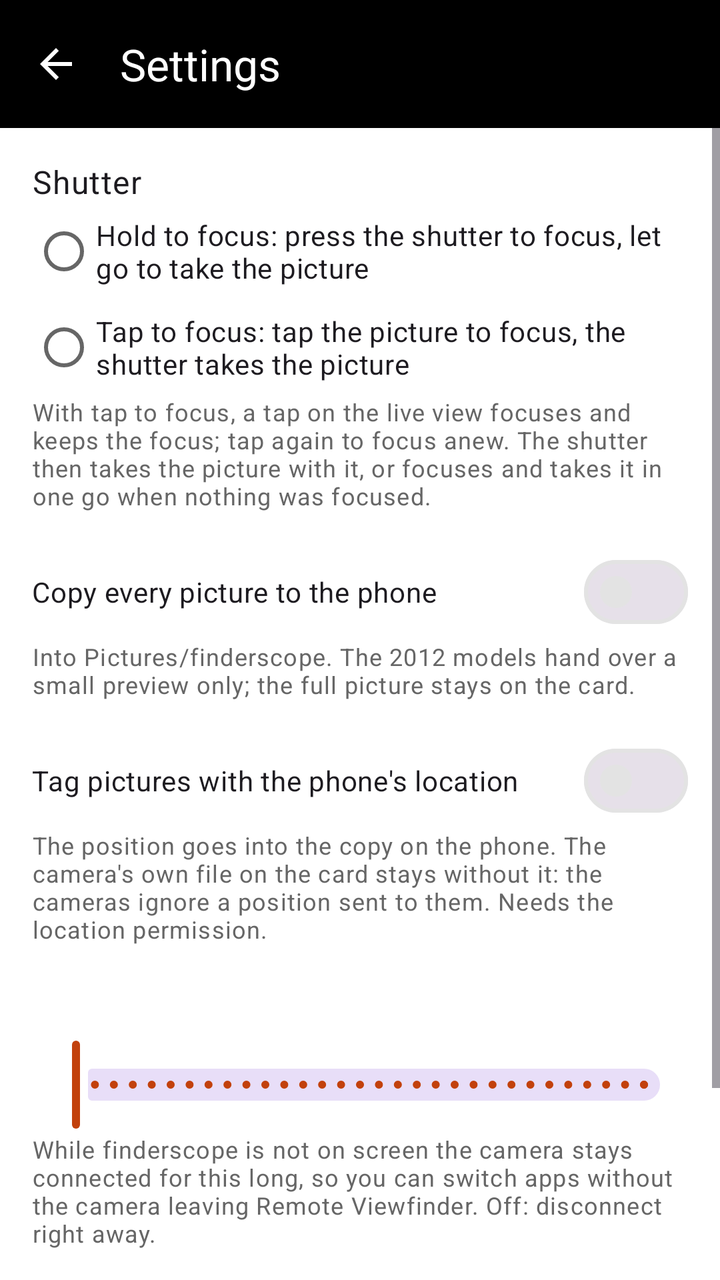
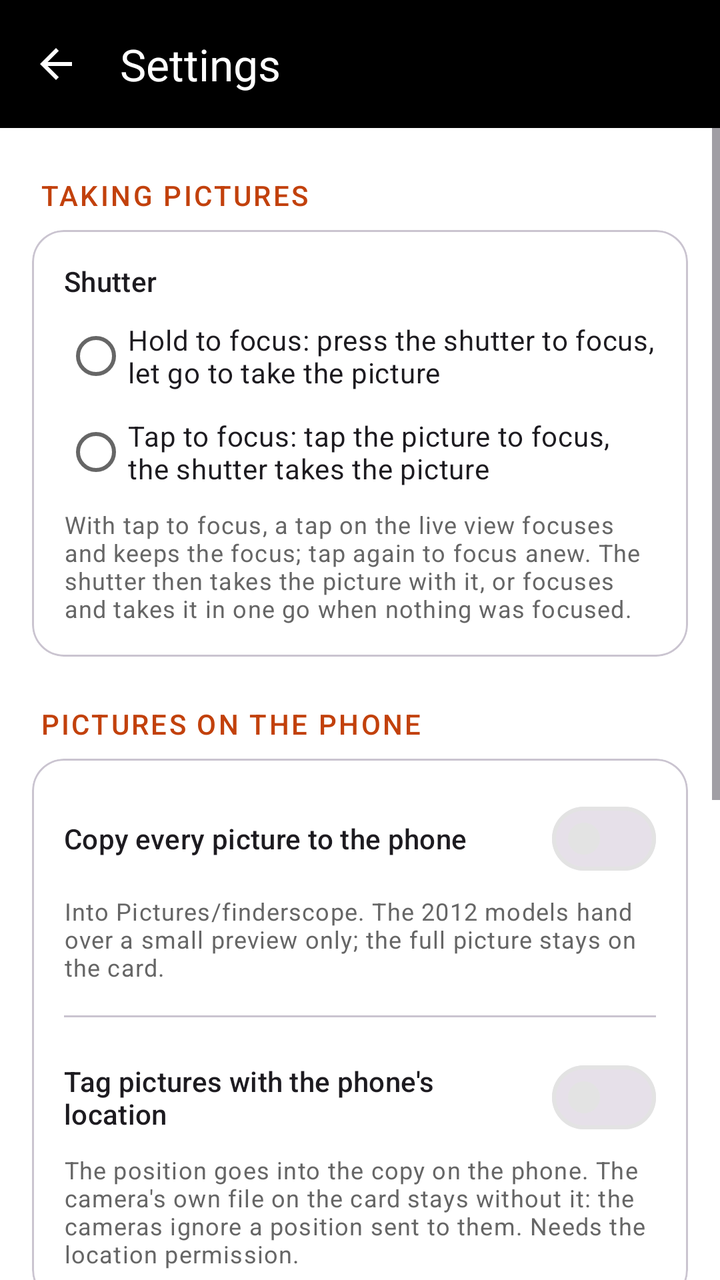

The first picture is an Android layout as it rendered before a commit; the second is the same layout after the commit. The layout source and the unified diff follow.
<!-- AndroidManifest.xml: application theme Theme.Finderscope -->
<!-- res/layout/activity_settings.xml -->
<?xml version="1.0" encoding="utf-8"?>
<LinearLayout xmlns:android="http://schemas.android.com/apk/res/android"
    xmlns:app="http://schemas.android.com/apk/res-auto"
    android:id="@+id/root"
    android:layout_width="match_parent"
    android:layout_height="match_parent"
    android:background="?attr/colorSurface"
    android:orientation="vertical">

    <com.google.android.material.appbar.MaterialToolbar
        android:id="@+id/toolbar"
        style="@style/Widget.Finderscope.Toolbar"
        android:layout_width="match_parent"
        android:layout_height="wrap_content"
        android:minHeight="?attr/actionBarSize"
        app:navigationIcon="@drawable/ic_back"
        app:title="@string/settings" />

    <ScrollView
        android:layout_width="match_parent"
        android:layout_height="match_parent">

        <LinearLayout
            android:layout_width="match_parent"
            android:layout_height="wrap_content"
            android:orientation="vertical"
            android:padding="16dp">

            <TextView
                android:layout_width="match_parent"
                android:layout_height="wrap_content"
                android:text="@string/shutter_title"
                android:textAppearance="?attr/textAppearanceBodyLarge" />

            <RadioGroup
                android:id="@+id/shutterMode"
                android:layout_width="match_parent"
                android:layout_height="wrap_content">

                <com.google.android.material.radiobutton.MaterialRadioButton
                    android:id="@+id/shutterHold"
                    android:layout_width="match_parent"
                    android:layout_height="wrap_content"
                    android:text="@string/shutter_hold" />

                <com.google.android.material.radiobutton.MaterialRadioButton
                    android:id="@+id/shutterTap"
                    android:layout_width="match_parent"
                    android:layout_height="wrap_content"
                    android:text="@string/shutter_tap" />
            </RadioGroup>

            <TextView
                android:layout_width="match_parent"
                android:layout_height="wrap_content"
                android:layout_marginBottom="16dp"
                android:text="@string/shutter_mode_hint"
                android:textAppearance="?attr/textAppearanceBodySmall"
                android:textColor="?attr/colorOnSurfaceVariant" />

            <com.google.android.material.materialswitch.MaterialSwitch
                android:id="@+id/savePictures"
                android:layout_width="match_parent"
                android:layout_height="wrap_content"
                android:text="@string/save_pictures" />

            <TextView
                android:layout_width="match_parent"
                android:layout_height="wrap_content"
                android:text="@string/save_pictures_hint"
                android:textAppearance="?attr/textAppearanceBodySmall"
                android:textColor="?attr/colorOnSurfaceVariant" />

            <com.google.android.material.materialswitch.MaterialSwitch
                android:id="@+id/gpsTag"
                android:layout_width="match_parent"
                android:layout_height="wrap_content"
                android:layout_marginTop="16dp"
                android:text="@string/gps_tag" />

            <TextView
                android:layout_width="match_parent"
                android:layout_height="wrap_content"
                android:text="@string/gps_tag_hint"
                android:textAppearance="?attr/textAppearanceBodySmall"
                android:textColor="?attr/colorOnSurfaceVariant" />

            <TextView
                android:id="@+id/awayLabel"
                android:layout_width="match_parent"
                android:layout_height="wrap_content"
                android:layout_marginTop="24dp"
                android:textAppearance="?attr/textAppearanceBodyLarge" />

            <com.google.android.material.slider.Slider
                android:id="@+id/awayMinutes"
                android:layout_width="match_parent"
                android:layout_height="wrap_content"
                android:contentDescription="@string/away_title"
                android:stepSize="1"
                android:valueFrom="0"
                android:valueTo="30" />

            <TextView
                android:layout_width="match_parent"
                android:layout_height="wrap_content"
                android:text="@string/away_hint"
                android:textAppearance="?attr/textAppearanceBodySmall"
                android:textColor="?attr/colorOnSurfaceVariant" />

            <TextView
                android:id="@+id/version"
                android:layout_width="match_parent"
                android:layout_height="wrap_content"
                android:layout_marginTop="32dp"
                android:textAppearance="?attr/textAppearanceBodySmall"
                android:textColor="?attr/colorOnSurfaceVariant" />

            <TextView
                android:layout_width="match_parent"
                android:layout_height="wrap_content"
                android:layout_marginTop="8dp"
                android:text="@string/disclaimer"
                android:textAppearance="?attr/textAppearanceBodySmall"
                android:textColor="?attr/colorOnSurfaceVariant" />
        </LinearLayout>
    </ScrollView>
</LinearLayout>
<!-- resources referenced by this layout -->
<resources>
  <string name="away_hint">While finderscope is not on screen the camera stays connected for this long, so you can switch apps without the camera leaving Remote Viewfinder. Off: disconnect right away.</string>
  <string name="away_title">Stay connected in the background</string>
  <string name="disclaimer">finderscope is an independent open-source project. It has no relation to Samsung Electronics and is neither endorsed nor supported by them. Camera names only say which cameras it works with.</string>
  <string name="gps_tag">Tag pictures with the phone\'s location</string>
  <string name="gps_tag_hint">The position goes into the copy on the phone. The camera\'s own file on the card stays without it: the cameras ignore a position sent to them. Needs the location permission.</string>
  <string name="save_pictures">Copy every picture to the phone</string>
  <string name="save_pictures_hint">Into Pictures/finderscope. The 2012 models hand over a small preview only; the full picture stays on the card.</string>
  <string name="settings">Settings</string>
  <string name="shutter_hold">Hold to focus: press the shutter to focus, let go to take the picture</string>
  <string name="shutter_mode_hint">With tap to focus, a tap on the live view focuses and keeps the focus; tap again to focus anew. The shutter then takes the picture with it, or focuses and takes it in one go when nothing was focused.</string>
  <string name="shutter_tap">Tap to focus: tap the picture to focus, the shutter takes the picture</string>
  <string name="shutter_title">Shutter</string>
  <color name="finder_bg">#000000</color>
  <color name="finder_fg">#FFFFFF</color>
  <style name="ThemeOverlay.Finderscope.Toolbar" parent="ThemeOverlay.Material3.Dark">
          <item name="colorControlNormal">@color/finder_fg</item>
          <item name="colorOnSurface">@color/finder_fg</item>
      </style>
  <color name="primary">#C2410C</color>
  <color name="on_primary">#FFFFFF</color>
  <color name="primary_container">#FFE3D3</color>
  <color name="on_primary_container">#4A1503</color>
  <color name="surface">#FFFFFF</color>
  <color name="on_surface">#1A1A1A</color>
  <color name="surface_container">#F7F7F7</color>
  <color name="on_surface_variant">#666666</color>
  <color name="outline">#E3E3E3</color>
  <color name="error">#C62828</color>
  <!-- unchanged entries left out for length: 3 -->
</resources>

<!-- the commit's change to res/layout/activity_settings.xml (unified diff, before → after) -->
@@ -24,105 +24,167 @@
             android:layout_width="match_parent"
             android:layout_height="wrap_content"
             android:orientation="vertical"
-            android:padding="16dp">
+            android:paddingHorizontal="16dp"
+            android:paddingBottom="24dp">
 
+            
             <TextView
-                android:layout_width="match_parent"
-                android:layout_height="wrap_content"
-                android:text="@string/shutter_title"
-                android:textAppearance="?attr/textAppearanceBodyLarge" />
+                style="@style/Finderscope.SettingsHeading"
+                android:text="@string/section_shutter" />
 
-            <RadioGroup
-                android:id="@+id/shutterMode"
-                android:layout_width="match_parent"
-                android:layout_height="wrap_content">
+            <com.google.android.material.card.MaterialCardView style="@style/Finderscope.SettingsCard">
 
-                <com.google.android.material.radiobutton.MaterialRadioButton
-                    android:id="@+id/shutterHold"
+                <LinearLayout
                     android:layout_width="match_parent"
                     android:layout_height="wrap_content"
-                    android:text="@string/shutter_hold" />
+                    android:orientation="vertical"
+                    android:padding="16dp">
 
-                <com.google.android.material.radiobutton.MaterialRadioButton
-                    android:id="@+id/shutterTap"
+                    <TextView
+                        android:layout_width="match_parent"
+                        android:layout_height="wrap_content"
+                        android:text="@string/shutter_title"
+                        android:textAppearance="?attr/textAppearanceTitleSmall" />
+
+                    <RadioGroup
+                        android:id="@+id/shutterMode"
+                        android:layout_width="match_parent"
+                        android:layout_height="wrap_content"
+                        android:layout_marginTop="4dp">
+
+                        <com.google.android.material.radiobutton.MaterialRadioButton
+                            android:id="@+id/shutterHold"
+                            android:layout_width="match_parent"
+                            android:layout_height="wrap_content"
+                            android:text="@string/shutter_hold" />
+
+                        <com.google.android.material.radiobutton.MaterialRadioButton
+                            android:id="@+id/shutterTap"
+                            android:layout_width="match_parent"
+                            android:layout_height="wrap_content"
+                            android:text="@string/shutter_tap" />
+                    </RadioGroup>
+
+                    <TextView
+                        style="@style/Finderscope.SettingsHint"
+                        android:text="@string/shutter_mode_hint" />
+                </LinearLayout>
+            </com.google.android.material.card.MaterialCardView>
+
+            
+            <TextView
+                style="@style/Finderscope.SettingsHeading"
+                android:text="@string/section_pictures" />
+
+            <com.google.android.material.card.MaterialCardView style="@style/Finderscope.SettingsCard">
+
+                <LinearLayout
                     android:layout_width="match_parent"
                     android:layout_height="wrap_content"
-                    android:text="@string/shutter_tap" />
-            </RadioGroup>
+                    android:orientation="vertical">
 
+                    <LinearLayout
+                        android:layout_width="match_parent"
+                        android:layout_height="wrap_content"
+                        android:orientation="vertical"
+                        android:padding="16dp">
+
+                        <com.google.android.material.materialswitch.MaterialSwitch
+                            android:id="@+id/savePictures"
+                            android:layout_width="match_parent"
+                            android:layout_height="wrap_content"
+                            android:text="@string/save_pictures"
+                            android:textAppearance="?attr/textAppearanceTitleSmall" />
+
+                        <TextView
+                            style="@style/Finderscope.SettingsHint"
+                            android:text="@string/save_pictures_hint" />
+                    </LinearLayout>
+
+                    <com.google.android.material.divider.MaterialDivider
+                        android:layout_width="match_parent"
+                        android:layout_height="wrap_content"
+                        app:dividerInsetEnd="16dp"
+                        app:dividerInsetStart="16dp" />
+
+                    <LinearLayout
+                        android:layout_width="match_parent"
+                        android:layout_height="wrap_content"
+                        android:orientation="vertical"
+                        android:padding="16dp">
+
+                        <com.google.android.material.materialswitch.MaterialSwitch
+                            android:id="@+id/gpsTag"
+                            android:layout_width="match_parent"
+                            android:layout_height="wrap_content"
+                            android:text="@string/gps_tag"
+                            android:textAppearance="?attr/textAppearanceTitleSmall" />
+
+                        <TextView
+                            style="@style/Finderscope.SettingsHint"
+                            android:text="@string/gps_tag_hint" />
+                    </LinearLayout>
+                </LinearLayout>
+            </com.google.android.material.card.MaterialCardView>
+
+            
             <TextView
-                android:layout_width="match_parent"
-                android:layout_height="wrap_content"
-                android:layout_marginBottom="16dp"
-                android:text="@string/shutter_mode_hint"
-                android:textAppearance="?attr/textAppearanceBodySmall"
-                android:textColor="?attr/colorOnSurfaceVariant" />
+                style="@style/Finderscope.SettingsHeading"
+                android:text="@string/section_connection" />
 
-            <com.google.android.material.materialswitch.MaterialSwitch
-                android:id="@+id/savePictures"
-                android:layout_width="match_parent"
-                android:layout_height="wrap_content"
-                android:text="@string/save_pictures" />
+            <com.google.android.material.card.MaterialCardView style="@style/Finderscope.SettingsCard">
 
+                <LinearLayout
+                    android:layout_width="match_parent"
+                    android:layout_height="wrap_content"
+                    android:orientation="vertical"
+                    android:padding="16dp">
+
+                    <TextView
+                        android:id="@+id/awayLabel"
+                        android:layout_width="match_parent"
+                        android:layout_height="wrap_content"
+                        android:textAppearance="?attr/textAppearanceTitleSmall" />
+
+                    <com.google.android.material.slider.Slider
+                        android:id="@+id/awayMinutes"
+                        android:layout_width="match_parent"
+                        android:layout_height="wrap_content"
+                        android:contentDescription="@string/away_title"
+                        android:stepSize="1"
+                        android:valueFrom="0"
+                        android:valueTo="30" />
+
+                    <TextView
+                        style="@style/Finderscope.SettingsHint"
+                        android:text="@string/away_hint" />
+                </LinearLayout>
+            </com.google.android.material.card.MaterialCardView>
+
+            
             <TextView
-                android:layout_width="match_parent"
-                android:layout_height="wrap_content"
-                android:text="@string/save_pictures_hint"
-                android:textAppearance="?attr/textAppearanceBodySmall"
-                android:textColor="?attr/colorOnSurfaceVariant" />
+                style="@style/Finderscope.SettingsHeading"
+                android:text="@string/section_about" />
 
-            <com.google.android.material.materialswitch.MaterialSwitch
-                android:id="@+id/gpsTag"
-                android:layout_width="match_parent"
-                android:layout_height="wrap_content"
-                android:layout_marginTop="16dp"
-                android:text="@string/gps_tag" />
+            <com.google.android.material.card.MaterialCardView style="@style/Finderscope.SettingsCard">
 
-            <TextView
-                android:layout_width="match_parent"
-                android:layout_height="wrap_content"
-                android:text="@string/gps_tag_hint"
-                android:textAppearance="?attr/textAppearanceBodySmall"
-                android:textColor="?attr/colorOnSurfaceVariant" />
+                <LinearLayout
+                    android:layout_width="match_parent"
+                    android:layout_height="wrap_content"
+                    android:orientation="vertical"
+                    android:padding="16dp">
 
-            <TextView
-                android:id="@+id/awayLabel"
-                android:layout_width="match_parent"
-                android:layout_height="wrap_content"
-                android:layout_marginTop="24dp"
-                android:textAppearance="?attr/textAppearanceBodyLarge" />
+                    <TextView
+                        android:id="@+id/version"
+                        android:layout_width="match_parent"
+                        android:layout_height="wrap_content"
+                        android:textAppearance="?attr/textAppearanceTitleSmall" />
 
-            <com.google.android.material.slider.Slider
-                android:id="@+id/awayMinutes"
-                android:layout_width="match_parent"
-                android:layout_height="wrap_content"
-                android:contentDescription="@string/away_title"
-                android:stepSize="1"
-                android:valueFrom="0"
-                android:valueTo="30" />
-
-            <TextView
-                android:layout_width="match_parent"
-                android:layout_height="wrap_content"
-                android:text="@string/away_hint"
-                android:textAppearance="?attr/textAppearanceBodySmall"
-                android:textColor="?attr/colorOnSurfaceVariant" />
-
-            <TextView
-                android:id="@+id/version"
-                android:layout_width="match_parent"
-                android:layout_height="wrap_content"
-                android:layout_marginTop="32dp"
-                android:textAppearance="?attr/textAppearanceBodySmall"
-                android:textColor="?attr/colorOnSurfaceVariant" />
-
-            <TextView
-                android:layout_width="match_parent"
-                android:layout_height="wrap_content"
-                android:layout_marginTop="8dp"
-                android:text="@string/disclaimer"
-                android:textAppearance="?attr/textAppearanceBodySmall"
-                android:textColor="?attr/colorOnSurfaceVariant" />
+                    <TextView
+                        style="@style/Finderscope.SettingsHint"
+                        android:text="@string/disclaimer" />
+                </LinearLayout>
+            </com.google.android.material.card.MaterialCardView>
         </LinearLayout>
     </ScrollView>
 </LinearLayout>
<!-- resource entries referenced after the edit -->
@@ -7,11 +7,39 @@
   <string name="gps_tag_hint">The position goes into the copy on the phone. The camera\'s own file on the card stays without it: the cameras ignore a position sent to them. Needs the location permission.</string>
   <string name="save_pictures">Copy every picture to the phone</string>
   <string name="save_pictures_hint">Into Pictures/finderscope. The 2012 models hand over a small preview only; the full picture stays on the card.</string>
+  <string name="section_about">About</string>
+  <string name="section_connection">Connection</string>
+  <string name="section_pictures">Pictures on the phone</string>
+  <string name="section_shutter">Taking pictures</string>
   <string name="settings">Settings</string>
   <string name="shutter_hold">Hold to focus: press the shutter to focus, let go to take the picture</string>
   <string name="shutter_mode_hint">With tap to focus, a tap on the live view focuses and keeps the focus; tap again to focus anew. The shutter then takes the picture with it, or focuses and takes it in one go when nothing was focused.</string>
   <string name="shutter_tap">Tap to focus: tap the picture to focus, the shutter takes the picture</string>
   <string name="shutter_title">Shutter</string>
+  <style name="Finderscope.SettingsCard" parent="Widget.Material3.CardView.Outlined">
+          <item name="android:layout_width">match_parent</item>
+          <item name="android:layout_height">wrap_content</item>
+          <item name="cardCornerRadius">16dp</item>
+      </style>
+  <style name="Finderscope.SettingsHeading" parent="">
+          <item name="android:layout_width">match_parent</item>
+          <item name="android:layout_height">wrap_content</item>
+          <item name="android:layout_marginTop">24dp</item>
+          <item name="android:layout_marginBottom">8dp</item>
+          <item name="android:paddingHorizontal">4dp</item>
+          <item name="android:textAppearance">?attr/textAppearanceLabelLarge</item>
+          <item name="android:textColor">@color/primary</item>
+          <item name="android:textAllCaps">true</item>
+          <item name="android:letterSpacing">0.08</item>
+          <item name="android:accessibilityHeading">true</item>
+      </style>
+  <style name="Finderscope.SettingsHint" parent="">
+          <item name="android:layout_width">match_parent</item>
+          <item name="android:layout_height">wrap_content</item>
+          <item name="android:layout_marginTop">4dp</item>
+          <item name="android:textAppearance">?attr/textAppearanceBodySmall</item>
+          <item name="android:textColor">?attr/colorOnSurfaceVariant</item>
+      </style>
   <color name="finder_bg">#000000</color>
   <color name="finder_fg">#FFFFFF</color>
   <style name="ThemeOverlay.Finderscope.Toolbar" parent="ThemeOverlay.Material3.Dark">
